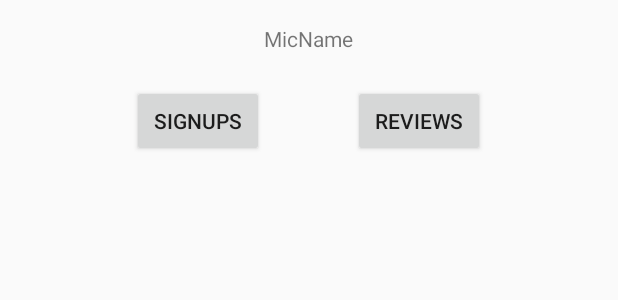
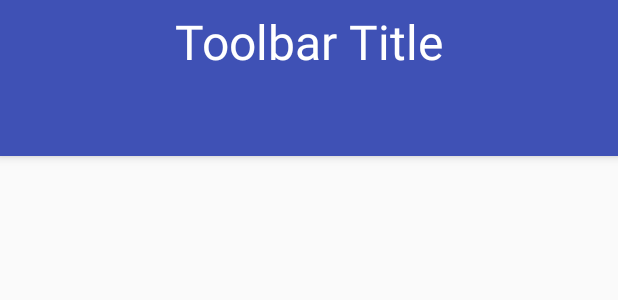
Before and after one commit to StephenAman/CS-194, an Android app: the layout activity_mic_page.xml on its own in the app's theme, with its tools: preview values and no code run, on a phone screen of 412 x 824 dp. Shown: the top 300 px of the screen. Run offline under Robolectric (Android 15) with nearby library versions, the phone set to English and light mode, and no system bars.

Commit message:
Add tabs to MicPage

```diff
--- a/Micspot/app/src/main/java/com/example/pball/micspot/MicMap.java
+++ b/Micspot/app/src/main/java/com/example/pball/micspot/MicMap.java
@@ -185,7 +185,8 @@ public class MicMap extends FragmentActivity implements OnMapReadyCallback, Goog
     @Override
     public void onInfoWindowClick(Marker marker) {
         Intent micIntent = new Intent(MicMap.this, MicPage.class);
-        micIntent.putExtra("micId", marker.getTitle()); //Gives micId to signup to query db
+        micIntent.putExtra("micId", marker.getTitle());
+        micIntent.putExtra("micName", mics.get(marker.getTitle()).micName);
         MicMap.this.startActivity(micIntent);
     }
 
--- a/Micspot/app/src/main/res/layout/activity_mic_page.xml
+++ b/Micspot/app/src/main/res/layout/activity_mic_page.xml
@@ -1,40 +1,41 @@
-<?xml version="1.0" encoding="utf-8"?>
-<RelativeLayout xmlns:android="http://schemas.android.com/apk/res/android"
-    xmlns:tools="http://schemas.android.com/tools"
-    android:id="@+id/activity_mic_page"
+<android.support.design.widget.CoordinatorLayout xmlns:android="http://schemas.android.com/apk/res/android"
+    xmlns:app="http://schemas.android.com/apk/res-auto"
     android:layout_width="match_parent"
-    android:layout_height="match_parent"
-    android:paddingBottom="@dimen/activity_vertical_margin"
-    android:paddingLeft="@dimen/activity_horizontal_margin"
-    android:paddingRight="@dimen/activity_horizontal_margin"
-    android:paddingTop="@dimen/activity_vertical_margin"
-    tools:context="com.example.pball.micspot.MicPage">
+    android:layout_height="match_parent">
 
-    <TextView
-        android:text="MicName"
-        android:layout_width="wrap_content"
+    <android.support.design.widget.AppBarLayout
+        android:layout_width="match_parent"
         android:layout_height="wrap_content"
-        android:layout_alignParentTop="true"
-        android:layout_centerHorizontal="true"
-        android:id="@+id/micTitle" />
+        android:theme="@style/ThemeOverlay.AppCompat.Dark.ActionBar">
 
-    <Button
-        android:text="Signups"
-        android:layout_width="wrap_content"
-        android:layout_height="wrap_content"
-        android:layout_below="@+id/micTitle"
-        android:layout_toLeftOf="@+id/micTitle"
-        android:layout_toStartOf="@+id/micTitle"
-        android:layout_marginTop="21dp"
-        android:id="@+id/signup_button" />
+        <android.support.v7.widget.Toolbar
+            android:id="@+id/toolbar"
+            android:layout_width="match_parent"
+            android:layout_height="?attr/actionBarSize"
+            android:background="?attr/colorPrimary"
+            app:layout_scrollFlags="scroll|enterAlways"
+            app:popupTheme="@style/ThemeOverlay.AppCompat.Light">
+            <TextView
+                android:layout_width="wrap_content"
+                android:layout_height="wrap_content"
+                android:text="Toolbar Title"
+                android:textSize="32sp"
+                android:textColor="@color/white"
+                android:layout_gravity="center"
+                android:id="@+id/toolbar_title" />
+        </android.support.v7.widget.Toolbar>
 
-    <Button
-        android:text="Reviews"
-        android:layout_width="wrap_content"
-        android:layout_height="wrap_content"
-        android:layout_alignTop="@+id/signup_button"
-        android:layout_toRightOf="@+id/micTitle"
-        android:layout_toEndOf="@+id/micTitle"
-        android:id="@+id/review_button" />
+        <android.support.design.widget.TabLayout
+            android:id="@+id/tabs"
+            android:layout_width="match_parent"
+            android:layout_height="wrap_content"
+            app:tabMode="fixed"
+            app:tabGravity="fill"/>
+    </android.support.design.widget.AppBarLayout>
 
-</RelativeLayout>
+    <android.support.v4.view.ViewPager
+        android:id="@+id/viewpager"
+        android:layout_width="match_parent"
+        android:layout_height="match_parent"
+        app:layout_behavior="@string/appbar_scrolling_view_behavior"  />
+</android.support.design.widget.CoordinatorLayout>
--- a/Micspot/app/src/main/res/values-v21/styles.xml
+++ b/Micspot/app/src/main/res/values-v21/styles.xml
@@ -1,9 +1,7 @@
 <resources>
-
     <style name="AppTheme.NoActionBar">
         <item name="windowActionBar">false</item>
         <item name="windowNoTitle">true</item>
         <item name="android:windowDrawsSystemBarBackgrounds">true</item>
-        <item name="android:statusBarColor">@android:color/transparent</item>
     </style>
 </resources>
--- a/Micspot/app/src/main/res/values/styles.xml
+++ b/Micspot/app/src/main/res/values/styles.xml
@@ -11,6 +11,7 @@
     <style name="AppTheme.NoActionBar">
         <item name="windowActionBar">false</item>
         <item name="windowNoTitle">true</item>
+        <item name="android:windowFullscreen">true</item>
     </style>
 
     <style name="AppTheme.AppBarOverlay" parent="ThemeOverlay.AppCompat.Dark.ActionBar" />
```
Also changed, not shown: Micspot/app/src/main/AndroidManifest.xml (+10 -8 lines), Micspot/app/src/main/java/com/example/pball/micspot/MicPage.java (+68 -1 lines), Micspot/app/src/main/java/com/example/pball/micspot/SignupFragment.java (+15 -6 lines).
